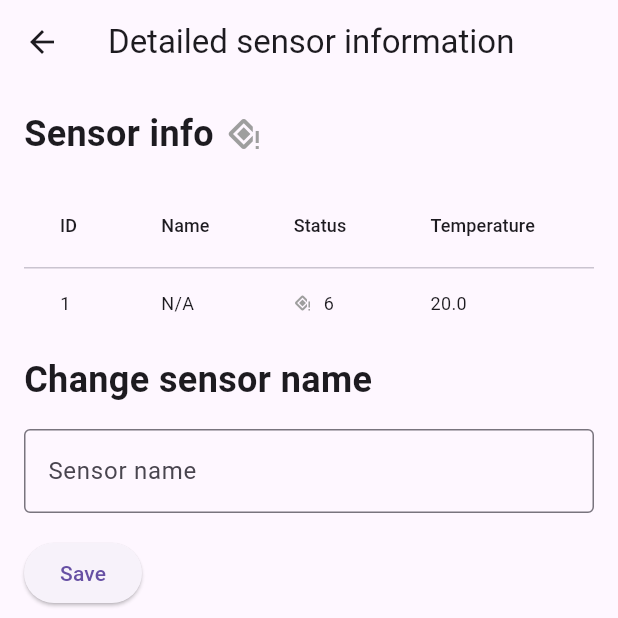
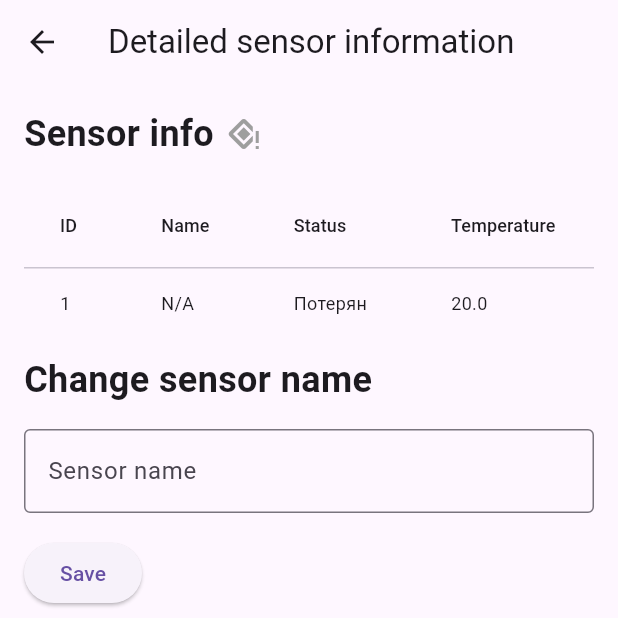
Before and after one commit to havel32/test_case, a Flutter app: the screen it shows after launch, after a tap on "N/A", on a phone screen of 412 x 824 dp, the top half of it. Run offline on Flutter 3.47's test engine with Material 3 defaults, Android fonts, the phone set to English and light mode, and no system bars.

Commit message:
Modified README, created new function for getting string status

```diff
--- a/test_case_sensors/lib/View/view.dart
+++ b/test_case_sensors/lib/View/view.dart
@@ -82,7 +82,7 @@ class SensorListScreenState extends State<SensorListScreen>{
                 color: logicViewModel.getStatusColor(sensor.status),
               ),
               title: Text(sensor.name),
-              subtitle: Text('Status: ${sensor.status}'),
+              subtitle: Text('Status: ${logicViewModel.getStatusTXT(sensor.status)}'),
               trailing: const Icon(Icons.arrow_forward),
               onTap: () async {
                 // Navigate to the SensorDetailScreen when a sensor is tapped
@@ -200,17 +200,7 @@ class SensorDetailScreenState extends State<SensorDetailScreen>{
                                 DataRow(cells: [
                                 DataCell(Text(widget.sensor.sensorId.toString(), style: TextStyle(fontSize: textSize))),
                                 DataCell(Text(widget.sensor.name, style: TextStyle(fontSize: textSize))),
-                                DataCell(Row(
-                                  children: [
-                                    Icon(
-                                      logicViewModel.getStatusIcon(widget.sensor.status),
-                                      size: textSize, // Adjust icon size as well
-                                      color: logicViewModel.getStatusColor(widget.sensor.status)
-                                    ),
-                                    const SizedBox(width: 8),
-                                    Text(widget.sensor.status.toString(), style: TextStyle(fontSize: textSize)),
-                                  ],
-                                )),
+                                DataCell(Text(logicViewModel.getStatusTXT(widget.sensor.status), style: TextStyle(fontSize: textSize))),
                                 DataCell(Text(widget.sensor.temperature != null ? widget.sensor.temperature.toString() : 'N/A', style: TextStyle(fontSize: textSize))),
                                 DataCell(Text(widget.sensor.humidity != null ? widget.sensor.humidity.toString() : 'N/A', style: TextStyle(fontSize: textSize))),
                             ]),
--- a/test_case_sensors/lib/ViewModel/viewmodel.dart
+++ b/test_case_sensors/lib/ViewModel/viewmodel.dart
@@ -78,4 +78,30 @@ class SensorViewModel extends ChangeNotifier{
         return Icons.help;
     }
   }
+
+  // Function to get an icon by status
+  String getStatusTXT(int status) {
+    switch (status) {
+      case 1:
+        return "Готов";
+      case 2:
+        return "Тревога";
+      case 3:
+        return "Пожар";
+      case 4:
+        return "Корпус открыт";
+      case 5:
+        return "Корпус закрыт";
+      case 6:
+        return "Потерян";
+      case 7:
+        return "Низкий заряд батареи";
+      case 8:
+        return "Событие по температуре";
+      case 9:
+        return "Событие по влажности";
+      default:
+        return "Неизвестно";
+    }
+  }
 }
```
Also changed, not shown: 2 other files.
